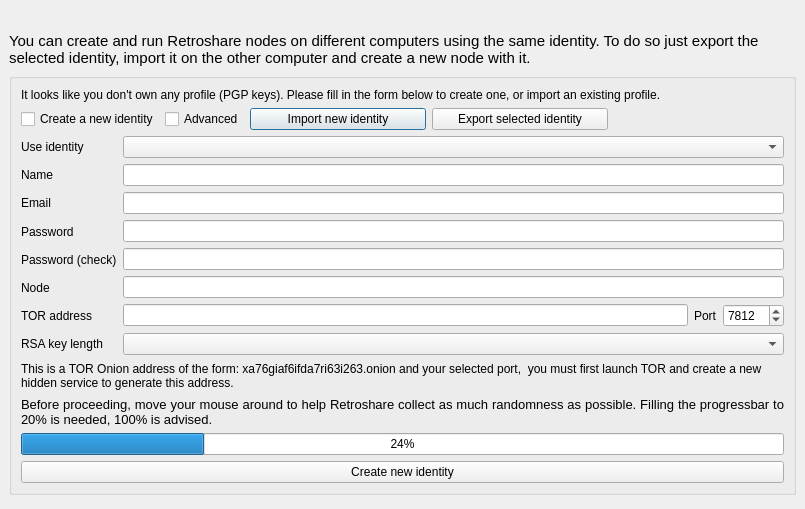
This is retroshare-gui/src/gui/GenCertDialog.ui in RetroShare/RetroShare as Qt 5 draws it before an edit. The edited form follows.
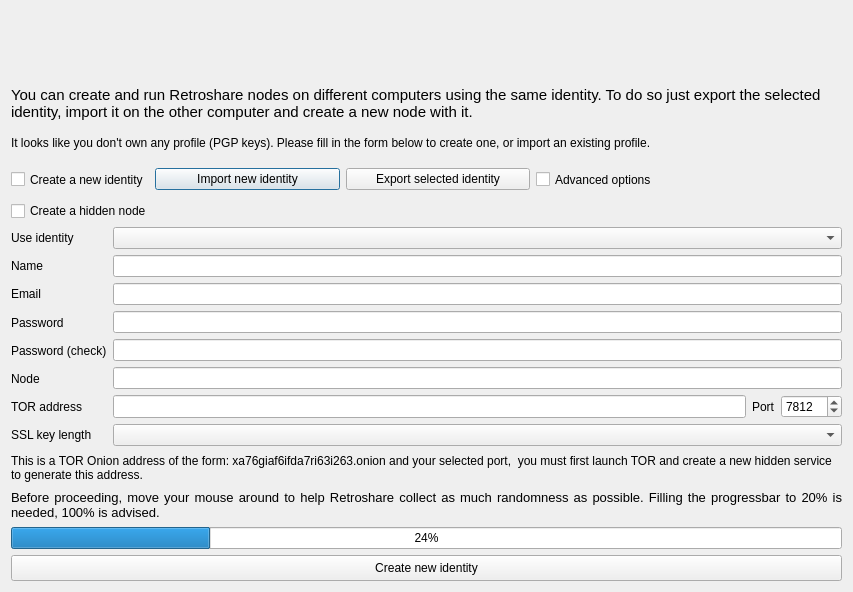
This is the edited form. Icons and pictures are not drawn. Custom widgets are drawn as their Qt base class.

Commit message: fixed genCertDialog. Still needs to prevent text fields to stretch into super small lines (how can i do this??)

```diff
--- a/retroshare-gui/src/gui/GenCertDialog.ui
+++ b/retroshare-gui/src/gui/GenCertDialog.ui
@@ -6,8 +6,8 @@
    <rect>
     <x>0</x>
     <y>0</y>
-    <width>805</width>
-    <height>509</height>
+    <width>853</width>
+    <height>592</height>
    </rect>
   </property>
   <property name="windowTitle">
@@ -17,23 +17,27 @@
    <iconset resource="images.qrc">
     <normaloff>:/images/logo/logo_48.png</normaloff>:/images/logo/logo_48.png</iconset>
   </property>
-  <layout class="QGridLayout" name="gridLayout_3">
-   <property name="margin">
-    <number>0</number>
-   </property>
-   <property name="spacing">
-    <number>0</number>
-   </property>
-   <item row="1" column="0">
-    <widget class="QFrame" name="frame">
-     <property name="minimumSize">
-      <size>
-       <width>0</width>
-       <height>30</height>
-      </size>
+  <layout class="QVBoxLayout" name="verticalLayout_3">
+   <item>
+    <widget class="HeaderFrame" name="headerFrame">
+     <property name="sizePolicy">
+      <sizepolicy hsizetype="Preferred" vsizetype="Preferred">
+       <horstretch>0</horstretch>
+       <verstretch>0</verstretch>
+      </sizepolicy>
+     </property>
+     <property name="styleSheet">
+      <string notr="true"/>
+     </property>
+     <property name="frameShape">
+      <enum>QFrame::NoFrame</enum>
      </property>
-     <layout class="QGridLayout" name="gridLayout_2">
-      <item row="0" column="0">
+     <property name="frameShadow">
+      <enum>QFrame::Plain</enum>
+     </property>
+    </widget>
+   </item>
+   <item>
        <widget class="QLabel" name="header_label">
         <property name="font">
          <font>
@@ -49,7 +53,7 @@
         </property>
        </widget>
       </item>
-      <item row="1" column="0">
+   <item>
        <widget class="QLabel" name="genprofileinfo_label">
         <property name="font">
          <font>
@@ -65,10 +69,7 @@
         </property>
        </widget>
       </item>
-      <item row="2" column="0">
-       <widget class="QGroupBox" name="groupBox">
-        <layout class="QGridLayout" name="gridLayout">
-         <item row="0" column="0">
+   <item>
           <widget class="QLabel" name="no_gpg_key_label">
            <property name="text">
             <string>It looks like you don't own any profile (PGP keys). Please fill in the form below to create one, or import an existing profile.</string>
@@ -78,17 +79,8 @@
            </property>
           </widget>
          </item>
-         <item row="1" column="0">
-          <layout class="QHBoxLayout" name="horizontalLayout_2" stretch="0,0,0,0,0">
-           <property name="spacing">
-            <number>6</number>
-           </property>
-           <property name="leftMargin">
-            <number>0</number>
-           </property>
-           <property name="bottomMargin">
-            <number>0</number>
-           </property>
+   <item>
+    <layout class="QHBoxLayout" name="horizontalLayout_4">
            <item>
             <widget class="QCheckBox" name="new_gpg_key_checkbox">
              <property name="maximumSize">
@@ -118,35 +110,6 @@
              </property>
             </widget>
            </item>
-           <item>
-            <widget class="QCheckBox" name="adv_checkbox">
-             <property name="maximumSize">
-              <size>
-               <width>16777215</width>
-               <height>32</height>
-              </size>
-             </property>
-             <property name="toolTip">
-              <string>Your profile is associated with a PGP key</string>
-             </property>
-             <property name="text">
-              <string>Advanced</string>
-             </property>
-             <property name="icon">
-              <iconset resource="images.qrc">
-               <normaloff>:/images/kcmsystem24.png</normaloff>:/images/kcmsystem24.png</iconset>
-             </property>
-             <property name="iconSize">
-              <size>
-               <width>24</width>
-               <height>24</height>
-              </size>
-             </property>
-             <property name="tristate">
-              <bool>false</bool>
-             </property>
-            </widget>
-           </item>
            <item>
             <widget class="QPushButton" name="importIdentity_PB">
              <property name="sizePolicy">
@@ -174,6 +137,68 @@
             </widget>
            </item>
            <item>
+      <widget class="QCheckBox" name="adv_checkbox">
+       <property name="maximumSize">
+        <size>
+         <width>16777215</width>
+         <height>32</height>
+        </size>
+       </property>
+       <property name="toolTip">
+        <string>Your profile is associated with a PGP key</string>
+       </property>
+       <property name="text">
+        <string>Advanced options</string>
+       </property>
+       <property name="icon">
+        <iconset resource="images.qrc">
+         <normaloff>:/images/kcmsystem24.png</normaloff>:/images/kcmsystem24.png</iconset>
+       </property>
+       <property name="iconSize">
+        <size>
+         <width>24</width>
+         <height>24</height>
+        </size>
+       </property>
+       <property name="tristate">
+        <bool>false</bool>
+       </property>
+      </widget>
+     </item>
+     <item>
+      <spacer name="horizontalSpacer_2">
+       <property name="orientation">
+        <enum>Qt::Horizontal</enum>
+       </property>
+       <property name="sizeHint" stdset="0">
+        <size>
+         <width>40</width>
+         <height>20</height>
+        </size>
+       </property>
+      </spacer>
+     </item>
+    </layout>
+   </item>
+   <item>
+    <layout class="QHBoxLayout" name="horizontalLayout_2" stretch="0,0">
+     <property name="spacing">
+      <number>6</number>
+     </property>
+     <property name="leftMargin">
+      <number>0</number>
+     </property>
+     <property name="bottomMargin">
+      <number>0</number>
+     </property>
+     <item>
+      <widget class="QCheckBox" name="hidden_checkbox">
+       <property name="text">
+        <string>Create a hidden node</string>
+       </property>
+      </widget>
+     </item>
+     <item>
             <spacer name="horizontalSpacer">
              <property name="orientation">
               <enum>Qt::Horizontal</enum>
@@ -188,7 +213,7 @@
            </item>
           </layout>
          </item>
-         <item row="2" column="0">
+   <item>
           <layout class="QHBoxLayout" name="horizontalLayout">
            <item>
             <layout class="QVBoxLayout" name="verticalLayout">
@@ -250,7 +275,7 @@
              <item>
               <widget class="QLabel" name="keylength_label">
                <property name="text">
-                <string>RSA key length</string>
+          <string>SSL key length</string>
                </property>
               </widget>
              </item>
@@ -267,6 +292,24 @@
              </item>
              <item>
               <widget class="QLineEdit" name="name_input">
+         <property name="sizePolicy">
+          <sizepolicy hsizetype="Expanding" vsizetype="Fixed">
+           <horstretch>0</horstretch>
+           <verstretch>0</verstretch>
+          </sizepolicy>
+         </property>
+         <property name="minimumSize">
+          <size>
+           <width>0</width>
+           <height>0</height>
+          </size>
+         </property>
+         <property name="maximumSize">
+          <size>
+           <width>16777215</width>
+           <height>32</height>
+          </size>
+         </property>
                <property name="toolTip">
                 <string>Enter your nickname here</string>
                </property>
@@ -305,6 +348,12 @@
              </item>
              <item>
               <widget class="QLineEdit" name="password_input_2">
+         <property name="minimumSize">
+          <size>
+           <width>0</width>
+           <height>0</height>
+          </size>
+         </property>
                <property name="toolTip">
                 <string>Put a strong password here. This password protects your PGP key.</string>
                </property>
@@ -321,6 +370,12 @@
              </item>
              <item>
               <widget class="QLineEdit" name="node_input">
+         <property name="minimumSize">
+          <size>
+           <width>0</width>
+           <height>0</height>
+          </size>
+         </property>
                <property name="maxLength">
                 <number>64</number>
                </property>
@@ -333,6 +388,18 @@
                </property>
                <item>
                 <widget class="QLineEdit" name="hiddenaddr_input">
+           <property name="minimumSize">
+            <size>
+             <width>0</width>
+             <height>0</height>
+            </size>
+           </property>
+           <property name="maximumSize">
+            <size>
+             <width>16777215</width>
+             <height>32</height>
+            </size>
+           </property>
                  <property name="maxLength">
                   <number>64</number>
                  </property>
@@ -367,29 +434,7 @@
            </item>
           </layout>
          </item>
-         <item row="5" column="0">
-          <widget class="QProgressBar" name="entropy_bar">
-           <property name="value">
-            <number>24</number>
-           </property>
-          </widget>
-         </item>
-         <item row="4" column="0">
-          <widget class="QLabel" name="entropy_label">
-           <property name="font">
-            <font>
-             <pointsize>10</pointsize>
-            </font>
-           </property>
-           <property name="text">
-            <string>&lt;html&gt;&lt;head/&gt;&lt;body&gt;&lt;p align=&quot;justify&quot;&gt;Before proceeding, move your mouse around to help Retroshare collect as much randomness as possible. Filling the progressbar to 20% is needed, 100% is advised.&lt;/p&gt;&lt;/body&gt;&lt;/html&gt;</string>
-           </property>
-           <property name="wordWrap">
-            <bool>true</bool>
-           </property>
-          </widget>
-         </item>
-         <item row="3" column="0">
+   <item>
           <widget class="QLabel" name="label_hiddenaddr2">
            <property name="minimumSize">
             <size>
@@ -411,7 +456,29 @@
            </property>
           </widget>
          </item>
-         <item row="6" column="0">
+   <item>
+    <widget class="QLabel" name="entropy_label">
+     <property name="font">
+      <font>
+       <pointsize>10</pointsize>
+      </font>
+     </property>
+     <property name="text">
+      <string>&lt;html&gt;&lt;head/&gt;&lt;body&gt;&lt;p align=&quot;justify&quot;&gt;Before proceeding, move your mouse around to help Retroshare collect as much randomness as possible. Filling the progressbar to 20% is needed, 100% is advised.&lt;/p&gt;&lt;/body&gt;&lt;/html&gt;</string>
+     </property>
+     <property name="wordWrap">
+      <bool>true</bool>
+     </property>
+    </widget>
+   </item>
+   <item>
+    <widget class="QProgressBar" name="entropy_bar">
+     <property name="value">
+      <number>24</number>
+     </property>
+    </widget>
+   </item>
+   <item>
           <widget class="QPushButton" name="genButton">
            <property name="maximumSize">
             <size>
@@ -435,38 +502,19 @@
           </widget>
          </item>
         </layout>
-       </widget>
-      </item>
-      <item row="3" column="0">
-       <spacer name="verticalSpacer">
-        <property name="orientation">
-         <enum>Qt::Vertical</enum>
-        </property>
-        <property name="sizeHint" stdset="0">
-         <size>
-          <width>20</width>
-          <height>40</height>
-         </size>
-        </property>
-       </spacer>
-      </item>
-     </layout>
-    </widget>
-   </item>
-   <item row="0" column="0">
-    <widget class="HeaderFrame" name="headerFrame">
-     <property name="styleSheet">
-      <string notr="true"/>
-     </property>
-     <property name="frameShape">
-      <enum>QFrame::NoFrame</enum>
-     </property>
-     <property name="frameShadow">
-      <enum>QFrame::Plain</enum>
-     </property>
-    </widget>
-   </item>
-  </layout>
+  <zorder>headerFrame</zorder>
+  <zorder>header_label</zorder>
+  <zorder>genButton</zorder>
+  <zorder>header_label</zorder>
+  <zorder>layoutWidget</zorder>
+  <zorder>layoutWidget_2</zorder>
+  <zorder>genprofileinfo_label</zorder>
+  <zorder>entropy_bar</zorder>
+  <zorder>label_hiddenaddr2</zorder>
+  <zorder>entropy_label</zorder>
+  <zorder>layoutWidget_3</zorder>
+  <zorder>headerFrame</zorder>
+  <zorder>no_gpg_key_label</zorder>
  </widget>
  <customwidgets>
   <customwidget>
```
Left out of the diff: 18 changed lines with no effect on the pictures. Lines whose indentation alone changed are shown as unchanged. The commit also changes 2 other files.
